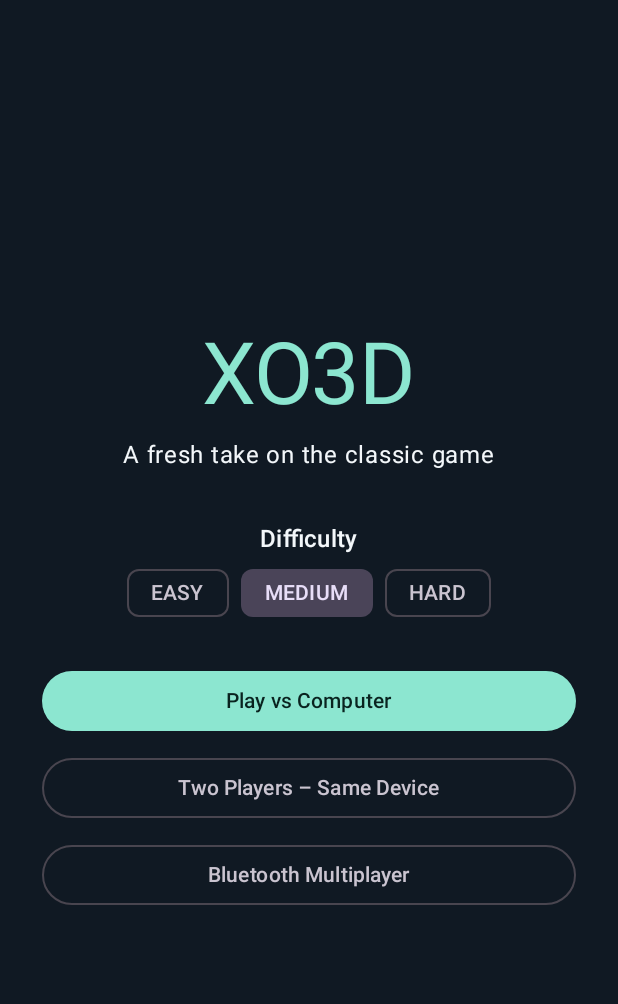
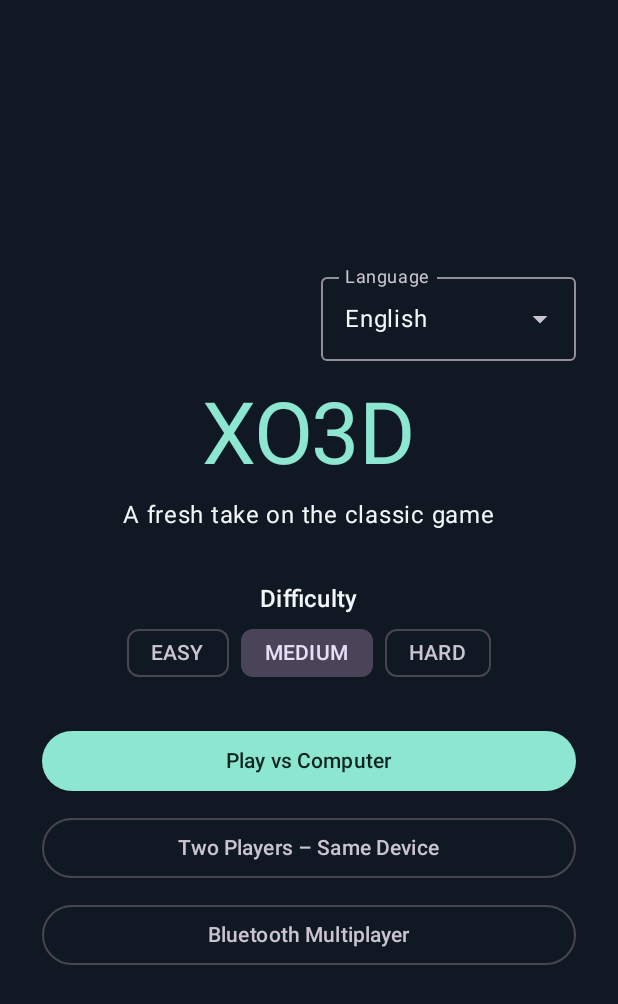
Before and after one commit to mohamedshabankasem-git/XO3D, an Android app built with Jetpack Compose: the screen it shows after launch (MainActivity), on a phone screen of 412 x 824 dp. Shown: the top 1004 px of the screen. Run offline under Robolectric (Android 15) with nearby library versions, the phone set to English and light mode, and no system bars.

Commit message:
Add Arabic and English selector to home screen

```diff
--- a/app/src/main/java/com/example/xo/ui/screens/StartScreen.kt
+++ b/app/src/main/java/com/example/xo/ui/screens/StartScreen.kt
@@ -1,4 +1,5 @@
 package com.example.xo.ui.screens
+
 import androidx.compose.foundation.layout.*
 import androidx.compose.material3.*
 import androidx.compose.runtime.*
@@ -7,20 +8,79 @@ import androidx.compose.ui.Modifier
 import androidx.compose.ui.unit.dp
 import com.example.xo.engine.Difficulty
 import com.example.xo.engine.GameMode
-@Composable fun StartScreen(onStart:(GameMode,Difficulty)->Unit, onBluetooth:()->Unit) {
- var difficulty by remember { mutableStateOf(Difficulty.MEDIUM) }
- Surface(Modifier.fillMaxSize(),color=MaterialTheme.colorScheme.background) {
-  Column(Modifier.fillMaxSize().padding(28.dp),horizontalAlignment=Alignment.CenterHorizontally,verticalArrangement=Arrangement.Center) {
-   Text("XO3D",style=MaterialTheme.typography.displayLarge,color=MaterialTheme.colorScheme.primary)
-   Spacer(Modifier.height(8.dp)); Text("A fresh take on the classic game")
-   Spacer(Modifier.height(32.dp)); Text("Difficulty",style=MaterialTheme.typography.titleMedium)
-   Row(horizontalArrangement=Arrangement.spacedBy(8.dp)) { Difficulty.values().forEach { d -> FilterChip(selected=difficulty==d,onClick={difficulty=d},label={Text(d.name)}) } }
-   Spacer(Modifier.height(24.dp))
-   Button(onClick={onStart(GameMode.SOLO,difficulty)},modifier=Modifier.fillMaxWidth()) { Text("Play vs Computer") }
-   Spacer(Modifier.height(10.dp))
-   OutlinedButton(onClick={onStart(GameMode.LOCAL,difficulty)},modifier=Modifier.fillMaxWidth()) { Text("Two Players – Same Device") }
-   Spacer(Modifier.height(10.dp))
-   OutlinedButton(onClick=onBluetooth,modifier=Modifier.fillMaxWidth()) { Text("Bluetooth Multiplayer") }
-  }
- }
+import com.example.xo.ui.AppLanguage
+import com.example.xo.ui.translate
+
+@Composable
+fun StartScreen(
+    language: AppLanguage,
+    onLanguageChange: (AppLanguage) -> Unit,
+    onStart: (GameMode, Difficulty) -> Unit,
+    onBluetooth: () -> Unit
+) {
+    var difficulty by remember { mutableStateOf(Difficulty.MEDIUM) }
+    var languageExpanded by remember { mutableStateOf(false) }
+    Surface(Modifier.fillMaxSize(), color = MaterialTheme.colorScheme.background) {
+        Column(
+            Modifier.fillMaxSize().padding(28.dp),
+            horizontalAlignment = Alignment.CenterHorizontally,
+            verticalArrangement = Arrangement.Center
+        ) {
+            Box(Modifier.fillMaxWidth(), contentAlignment = Alignment.TopEnd) {
+                ExposedDropdownMenuBox(
+                    expanded = languageExpanded,
+                    onExpandedChange = { languageExpanded = !languageExpanded }
+                ) {
+                    OutlinedTextField(
+                        value = if (language == AppLanguage.ARABIC) "العربية" else "English",
+                        onValueChange = {},
+                        readOnly = true,
+                        label = { Text(translate("Language", language)) },
+                        trailingIcon = { ExposedDropdownMenuDefaults.TrailingIcon(expanded = languageExpanded) },
+                        modifier = Modifier.menuAnchor().width(170.dp)
+                    )
+                    ExposedDropdownMenu(
+                        expanded = languageExpanded,
+                        onDismissRequest = { languageExpanded = false }
+                    ) {
+                        DropdownMenuItem(text = { Text("العربية") }, onClick = {
+                            languageExpanded = false
+                            onLanguageChange(AppLanguage.ARABIC)
+                        })
+                        DropdownMenuItem(text = { Text("English") }, onClick = {
+                            languageExpanded = false
+                            onLanguageChange(AppLanguage.ENGLISH)
+                        })
+                    }
+                }
+            }
+            Spacer(Modifier.height(16.dp))
+            Text("XO3D", style = MaterialTheme.typography.displayLarge, color = MaterialTheme.colorScheme.primary)
+            Spacer(Modifier.height(8.dp))
+            Text(translate("A fresh take on the classic game", language))
+            Spacer(Modifier.height(32.dp))
+            Text(translate("Difficulty", language), style = MaterialTheme.typography.titleMedium)
+            Row(horizontalArrangement = Arrangement.spacedBy(8.dp)) {
+                Difficulty.values().forEach { d ->
+                    FilterChip(
+                        selected = difficulty == d,
+                        onClick = { difficulty = d },
+                        label = { Text(translate(d.name, language)) }
+                    )
+                }
+            }
+            Spacer(Modifier.height(24.dp))
+            Button(onClick = { onStart(GameMode.SOLO, difficulty) }, modifier = Modifier.fillMaxWidth()) {
+                Text(translate("Play vs Computer", language))
+            }
+            Spacer(Modifier.height(10.dp))
+            OutlinedButton(onClick = { onStart(GameMode.LOCAL, difficulty) }, modifier = Modifier.fillMaxWidth()) {
+                Text(translate("Two Players – Same Device", language))
+            }
+            Spacer(Modifier.height(10.dp))
+            OutlinedButton(onClick = onBluetooth, modifier = Modifier.fillMaxWidth()) {
+                Text(translate("Bluetooth Multiplayer", language))
+            }
+        }
+    }
 }
```
